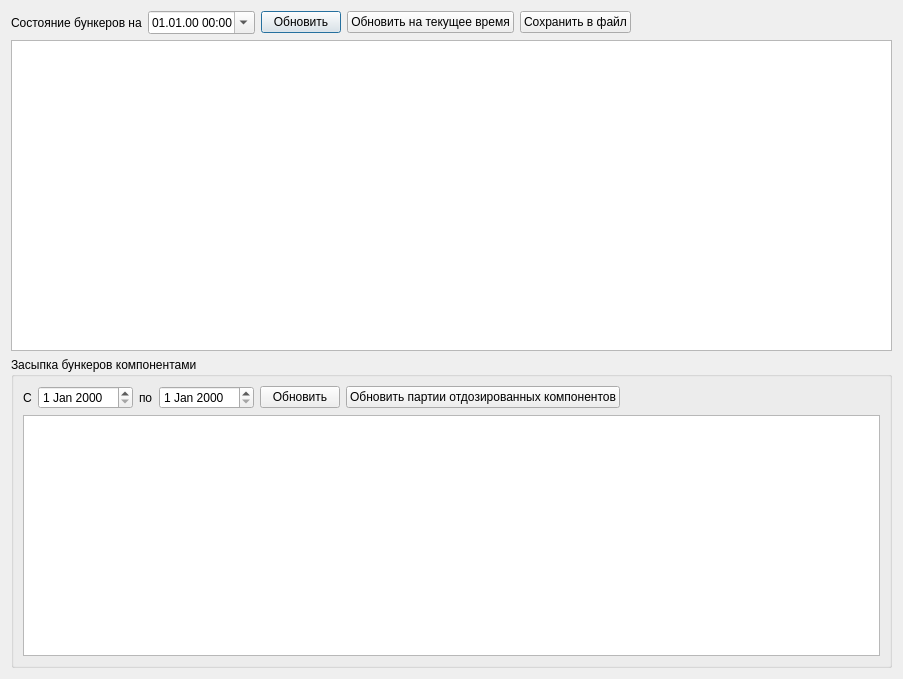
First picture: the form in dialogbunk.ui, repository Sergeyego/doz_view, before the edit.
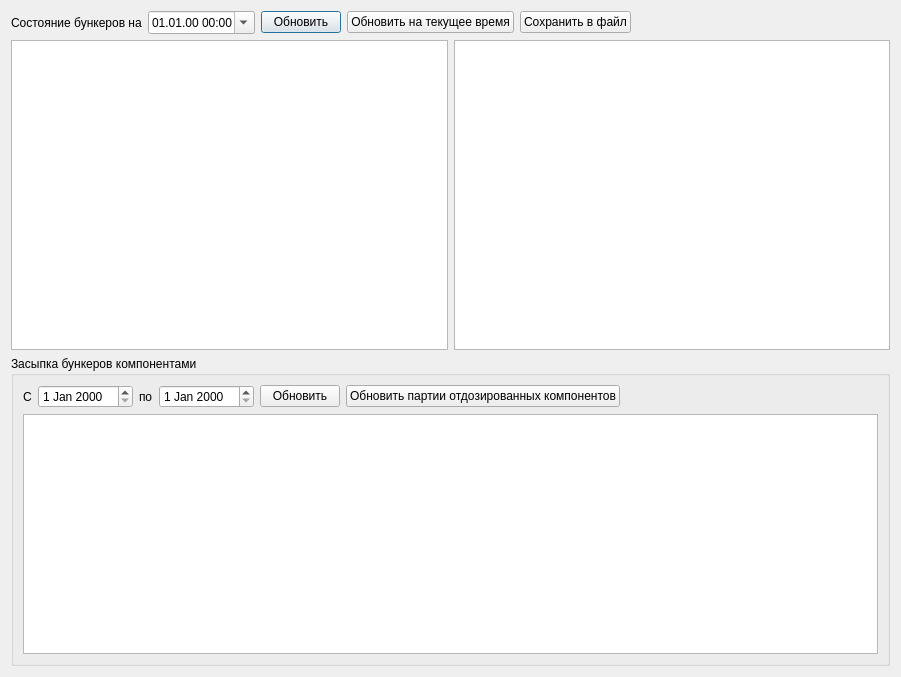
Second picture: the form after the edit. Custom widgets are drawn as their Qt base class.

Patch:
```diff
--- a/dialogbunk.ui
+++ b/dialogbunk.ui
@@ -6,8 +6,8 @@
    <rect>
     <x>0</x>
     <y>0</y>
-    <width>903</width>
-    <height>679</height>
+    <width>901</width>
+    <height>677</height>
    </rect>
   </property>
   <property name="windowTitle">
@@ -70,11 +70,22 @@
     </layout>
    </item>
    <item>
+    <layout class="QHBoxLayout" name="horizontalLayout_3">
+     <item>
     <widget class="TableView" name="tableViewCurrent">
      <attribute name="verticalHeaderVisible">
       <bool>false</bool>
      </attribute>
     </widget>
+     </item>
+     <item>
+      <widget class="TableView" name="tableViewComp">
+       <attribute name="verticalHeaderVisible">
+        <bool>false</bool>
+       </attribute>
+      </widget>
+     </item>
+    </layout>
    </item>
    <item>
     <widget class="QGroupBox" name="groupBox">
```
Lines whose indentation alone changed are shown as unchanged.
